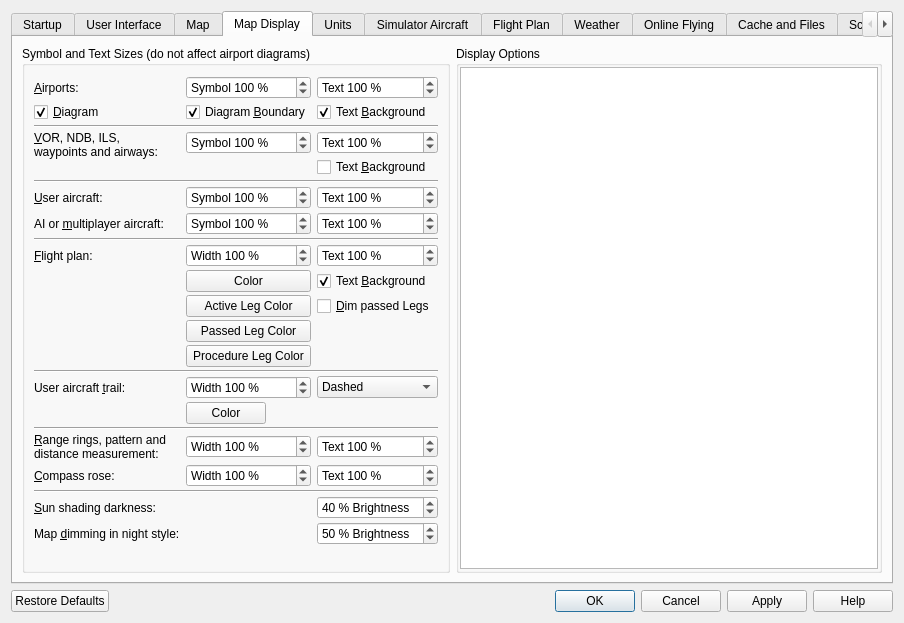
Before: the Qt Designer form src/options/options.ui in albar965/littlenavmap, drawn with Qt 5.
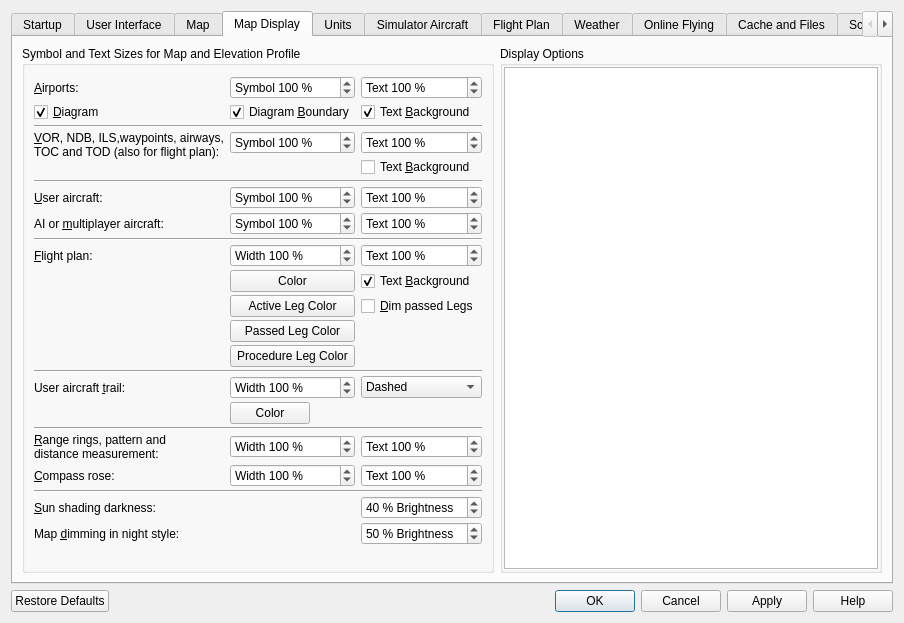
After: the same form once the commit is applied. The open tabs and pages were chosen to show the change.

Commit message: Elevation profile now uses same aircraft icon as map. Changed elevation profile to completely adhere to map painting settings like line width, text size and symbol size. #298

```diff
--- a/src/options/options.ui
+++ b/src/options/options.ui
@@ -1026,7 +1026,7 @@
        <item>
         <widget class="QGroupBox" name="groupBoxOptionsDisplay">
          <property name="title">
-          <string>Symbol and Text Sizes (do not affect airport diagrams)</string>
+          <string>Symbol and Text Sizes for Map and Elevation Profile</string>
          </property>
          <layout class="QGridLayout" name="gridLayout_10">
           <property name="leftMargin">
@@ -1785,8 +1785,8 @@
           <item row="3" column="0" rowspan="2">
            <widget class="QLabel" name="labelOptionsMapSizeNavaid">
             <property name="text">
-             <string>&amp;VOR, NDB, ILS,
-waypoints and airways:</string>
+             <string>&amp;VOR, NDB, ILS,waypoints, airways,
+TOC and TOD (also for flight plan):</string>
             </property>
             <property name="alignment">
              <set>Qt::AlignLeading|Qt::AlignLeft|Qt::AlignTop</set>
```
The commit also changes 6 other files.
